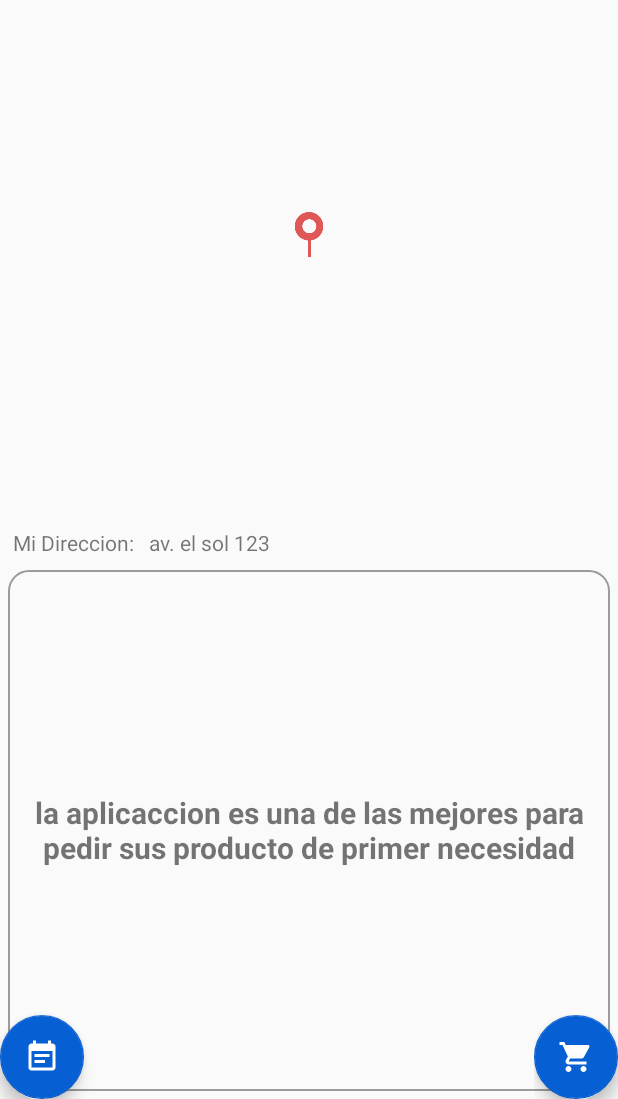
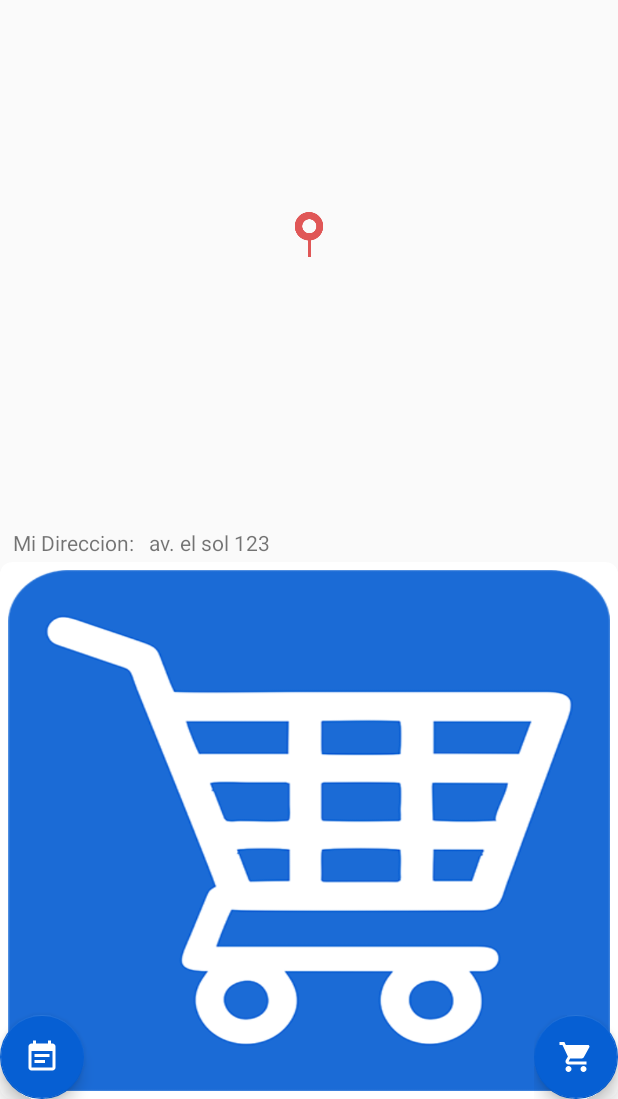
Before and after one commit to OrlandoMora963/apkCliente, an Android app: the fragment NewMapsFragment placed in its activity, on a phone screen of 412 x 824 dp, the part 137-1236 px from its top. Run offline under Robolectric (Android 15) with nearby library versions, the phone set to English and light mode, and no system bars; our stand-ins replace Volley; libraries missing offline, so code that uses them is left out: com.github.nkzawa.socketio; network calls fail; 1 statement that could not run was skipped.

Commit message:
modificando las imagenes de las notificaciones

```diff
--- a/app/src/main/res/layout/fragment_new_maps.xml
+++ b/app/src/main/res/layout/fragment_new_maps.xml
@@ -86,20 +86,27 @@
 
             </LinearLayout>
 
-
-            <TextView
+            <androidx.cardview.widget.CardView
+                android:layout_width="match_parent"
+                android:layout_height="match_parent"
+                app:cardCornerRadius="8dp"
+                app:cardElevation="0dp"
+                >
+                <ImageView
                     android:layout_width="match_parent"
                     android:layout_marginStart="5dp"
                     android:layout_marginEnd="5dp"
                     android:layout_marginTop="5dp"
                     android:padding="4dp"
                     android:gravity="center"
-                android:textSize="20dp"
-                android:textStyle="bold"
-                android:text="la aplicaccion es una de las mejores para pedir sus producto de primer necesidad"
+
                     android:layout_marginBottom="5dp"
-                android:background="@drawable/custom_cantidad"
+                    android:background="@drawable/mayorista"
                     android:layout_height="match_parent"/>
+            </androidx.cardview.widget.CardView>
+
+
+
 
         </LinearLayout>
     </androidx.constraintlayout.widget.ConstraintLayout>
--- a/build.gradle
+++ b/build.gradle
@@ -7,7 +7,7 @@ buildscript {
 
     }
     dependencies {
-        classpath 'com.android.tools.build:gradle:4.0.0'
+        classpath 'com.android.tools.build:gradle:3.5.3'
         classpath 'com.google.gms:google-services:4.3.3'
 
         // NOTE: Do not place your application dependencies here; they belong
```
Lines whose indentation alone changed are shown as unchanged.
